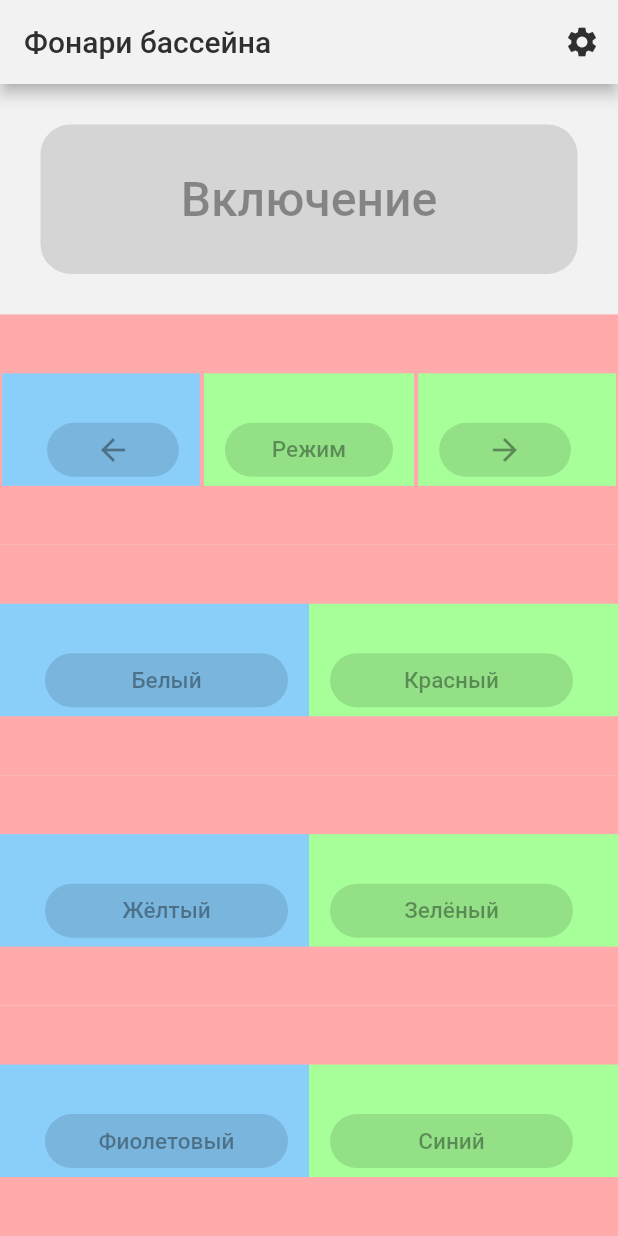
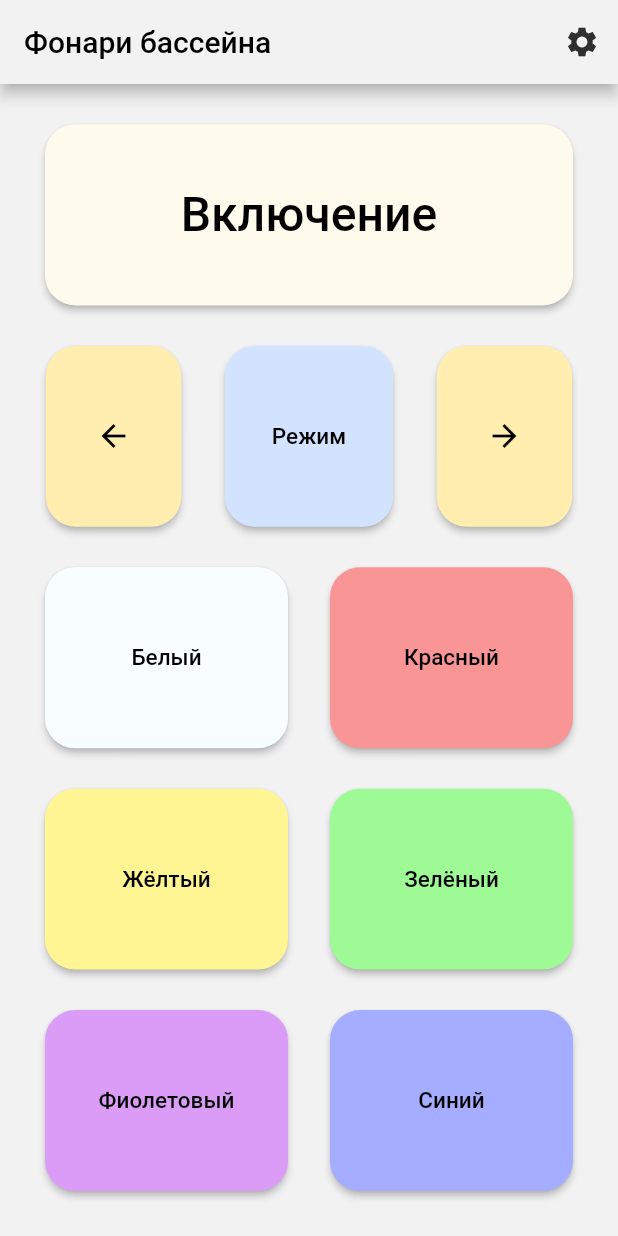
Before and after one commit to ShalomGH/PoolLights_App, a Flutter app: the screen it shows after launch, on a phone screen of 412 x 824 dp. Run offline on Flutter 3.47's test engine with Material 2 defaults, Android fonts, the phone set to English and light mode, and no system bars.

Commit message:
finish layout

```diff
--- a/lib/main.dart
+++ b/lib/main.dart
@@ -1,6 +1,7 @@
 import 'package:flutter/material.dart';
 
 import 'package:flutter_first/screens/main_page.dart';
+import 'package:flutter_first/themes/light_theme.dart';
 
 void main() {
   runApp(const MyApp());
@@ -12,13 +13,7 @@ class MyApp extends StatelessWidget {
   @override
   Widget build(BuildContext context) {
     return MaterialApp(
-      theme: ThemeData(
-          elevatedButtonTheme: ElevatedButtonThemeData(
-              style: ButtonStyle(
-                  shape: MaterialStateProperty.all<RoundedRectangleBorder>(
-                      RoundedRectangleBorder(
-        borderRadius: BorderRadius.circular(20.0),
-      ))))),
+      theme: CustomTheme.lightTheme,
       home: const MainScreen(),
     );
   }
--- a/lib/screens/main_page.dart
+++ b/lib/screens/main_page.dart
@@ -4,16 +4,16 @@ import 'package:flutter_first/screens/settings_page.dart';
 class MainScreen extends StatelessWidget {
   const MainScreen({Key? key}) : super(key: key);
 
+  void _changeText() {
+    print("TESETSSS");
+  }
+
   @override
   Widget build(BuildContext context) {
     return Scaffold(
       backgroundColor: const Color(0xFFF2F2F2),
       appBar: AppBar(
-        backgroundColor: const Color(0xFFF2F2F2),
-        title: const Text(
-          'Фонари бассейна',
-          style: TextStyle(color: Color(0xFF2F2F2F)),
-        ),
+        title: const Text('Фонари бассейна'),
         actions: <Widget>[
           IconButton(
             icon: const Icon(
@@ -29,7 +29,9 @@ class MainScreen extends StatelessWidget {
           ),
         ],
       ),
-      body: Column(
+      body: Container(
+          padding: const EdgeInsets.only(bottom: 30),
+          child: Column(
             crossAxisAlignment: CrossAxisAlignment.center,
             mainAxisAlignment: MainAxisAlignment.spaceAround,
             children: [
@@ -39,138 +41,132 @@ class MainScreen extends StatelessWidget {
                     widthFactor: 1,
                     alignment: Alignment.center,
                     child: Container(
-                    // color: const Color(0xFFFFD4D4),
-                    padding: const EdgeInsets.all(27),
-                    child: const ElevatedButton(
-                        onPressed: null,
-                        child: Text('Включение',
+                        padding: const EdgeInsets.fromLTRB(30, 27, 30, 0),
+                        child: ElevatedButton(
+                            onPressed: _changeText,
+                            style: ElevatedButton.styleFrom(
+                                primary: const Color(0xFFFFFBEC)),
+                            child: const Text('Включение',
                                 style: TextStyle(fontSize: 32))))),
               ),
               Expanded(
                 flex: 1,
-            child: Container(
-              color: const Color(0xFFFFABAB),
                 child: Row(
+                  crossAxisAlignment: CrossAxisAlignment.stretch,
                   mainAxisAlignment: MainAxisAlignment.spaceAround,
                   children: [
                     Container(
-                      color: const Color(0xFF8ACEFA),
-                      width: MediaQuery.of(context).size.width * 0.32,
+                        width: MediaQuery.of(context).size.width * 0.326,
                         padding: const EdgeInsets.fromLTRB(30, 27, 14, 0),
-                      // padding: const EdgeInsets.all(27),
-                      child: const ElevatedButton(
-                          onPressed: null,
-                          child: Icon(Icons.arrow_back_sharp))),
+                        child: ElevatedButton(
+                            onPressed: _changeText,
+                            style: ElevatedButton.styleFrom(
+                                primary: const Color(0xFFFFEEAF)),
+                            child: const Icon(Icons.arrow_back_sharp))),
                     Container(
                         width: MediaQuery.of(context).size.width * 0.34,
-                      color: const Color(0xFFA7FF9A),
                         padding: const EdgeInsets.fromLTRB(14, 27, 14, 0),
-                      // padding: const EdgeInsets.all(27),
-                      child: const ElevatedButton(
-                          onPressed: null,
-                          child:
-                              Text('Режим', style: TextStyle(fontSize: 15)))),
+                        child: ElevatedButton(
+                            onPressed: _changeText,
+                            style: ElevatedButton.styleFrom(
+                                primary: const Color(0xFFD2E3FF)),
+                            child: const Text('Режим',
+                                style: TextStyle(fontSize: 15)))),
                     Container(
-                      width: MediaQuery.of(context).size.width * 0.32,
-                      color: const Color(0xFFA7FF9A),
+                        width: MediaQuery.of(context).size.width * 0.326,
                         padding: const EdgeInsets.fromLTRB(14, 27, 30, 0),
-                      // padding: const EdgeInsets.all(27),
-                      child: const ElevatedButton(
-                          onPressed: null,
-                          child: Icon(Icons.arrow_forward_sharp))),
+                        child: ElevatedButton(
+                            onPressed: _changeText,
+                            style: ElevatedButton.styleFrom(
+                                primary: const Color(0xFFFFEEAF)),
+                            child: const Icon(Icons.arrow_forward_sharp))),
                   ],
-              ),
                 ),
               ),
               Expanded(
                 flex: 1,
-            child: Container(
-              color: const Color(0xFFFFABAB),
                 child: Row(
+                  crossAxisAlignment: CrossAxisAlignment.stretch,
                   mainAxisAlignment: MainAxisAlignment.spaceAround,
                   children: [
                     Container(
-                      color: const Color(0xFF8ACEFA),
                         width: MediaQuery.of(context).size.width * 0.5,
                         padding: const EdgeInsets.fromLTRB(30, 27, 14, 0),
-                      // padding: const EdgeInsets.all(27),
-                      child: const ElevatedButton(
-                          onPressed: null,
-                          child:
-                              Text('Белый', style: TextStyle(fontSize: 15)))),
+                        child: ElevatedButton(
+                            onPressed: _changeText,
+                            style: ElevatedButton.styleFrom(
+                                primary: const Color(0xFFF8FEFF)),
+                            child: const Text('Белый',
+                                style: TextStyle(fontSize: 15)))),
                     Container(
                         width: MediaQuery.of(context).size.width * 0.5,
-                      color: const Color(0xFFA7FF9A),
                         padding: const EdgeInsets.fromLTRB(14, 27, 30, 0),
-                      // padding: const EdgeInsets.all(27),
-                      child: const ElevatedButton(
-                          onPressed: null,
-                          child:
-                              Text('Красный', style: TextStyle(fontSize: 15)))),
+                        child: ElevatedButton(
+                            onPressed: _changeText,
+                            style: ElevatedButton.styleFrom(
+                                primary: const Color(0xFFFA9595)),
+                            child: const Text('Красный',
+                                style: TextStyle(fontSize: 15)))),
                   ],
-              ),
                 ),
               ),
               Expanded(
                 flex: 1,
-            child: Container(
-              color: const Color(0xFFFFABAB),
                 child: Row(
+                  crossAxisAlignment: CrossAxisAlignment.stretch,
                   mainAxisAlignment: MainAxisAlignment.spaceAround,
                   children: [
                     Container(
-                      color: const Color(0xFF8ACEFA),
                         width: MediaQuery.of(context).size.width * 0.5,
                         padding: const EdgeInsets.fromLTRB(30, 27, 14, 0),
-                      // padding: const EdgeInsets.all(27),
-                      child: const ElevatedButton(
-                          onPressed: null,
-                          child:
-                              Text('Жёлтый', style: TextStyle(fontSize: 15)))),
+                        child: ElevatedButton(
+                            onPressed: _changeText,
+                            style: ElevatedButton.styleFrom(
+                                primary: const Color(0xFFFFF693)),
+                            child: const Text('Жёлтый',
+                                style: TextStyle(fontSize: 15)))),
                     Container(
                         width: MediaQuery.of(context).size.width * 0.5,
-                      color: const Color(0xFFA7FF9A),
                         padding: const EdgeInsets.fromLTRB(14, 27, 30, 0),
-                      // padding: const EdgeInsets.all(27),
-                      child: const ElevatedButton(
-                          onPressed: null,
-                          child:
-                              Text('Зелёный', style: TextStyle(fontSize: 15)))),
+                        child: ElevatedButton(
+                            onPressed: _changeText,
+                            style: ElevatedButton.styleFrom(
+                                primary: const Color(0xFF9DFA95)),
+                            child: const Text('Зелёный',
+                                style: TextStyle(fontSize: 15)))),
                   ],
-              ),
                 ),
               ),
               Expanded(
                 flex: 1,
-            child: Container(
-              color: const Color(0xFFFFABAB),
                 child: Row(
+                  crossAxisAlignment: CrossAxisAlignment.stretch,
                   mainAxisAlignment: MainAxisAlignment.spaceAround,
                   children: [
                     Container(
-                      color: const Color(0xFF8ACEFA),
                         width: MediaQuery.of(context).size.width * 0.5,
                         padding: const EdgeInsets.fromLTRB(30, 27, 14, 0),
-                      // padding: const EdgeInsets.all(27),
-                      child: const ElevatedButton(
-                          onPressed: null,
-                          child:
-                              Text('Фиолетовый', style: TextStyle(fontSize: 15)))),
+                        child: ElevatedButton(
+                            onPressed: _changeText,
+                            style: ElevatedButton.styleFrom(
+                                primary: const Color(0xFFDA9CF7)),
+                            child: const Text('Фиолетовый',
+                                style: TextStyle(fontSize: 15)))),
                     Container(
                         width: MediaQuery.of(context).size.width * 0.5,
-                      color: const Color(0xFFA7FF9A),
                         padding: const EdgeInsets.fromLTRB(14, 27, 30, 0),
-                      // padding: const EdgeInsets.all(27),
-                      child: const ElevatedButton(
-                          onPressed: null,
-                          child:
-                              Text('Синий', style: TextStyle(fontSize: 15)))),
-                ],
-              ),
-            ),
-          ),
-        ],
-      ),
+                        child: ElevatedButton(
+                            onPressed: _changeText,
+                            style: ElevatedButton.styleFrom(
+                                primary: const Color(0xFFA4ADFF)),
+                            child: const Text('Синий',
+                                style: TextStyle(fontSize: 15)))),
+                  ]
+                )
+              )
+            ]
+          )
+      )
     );
   }
 }
--- a/lib/screens/settings_page.dart
+++ b/lib/screens/settings_page.dart
@@ -7,11 +7,10 @@ class SettingsPage extends StatelessWidget {
   Widget build(BuildContext context) {
     return Scaffold(
       appBar: AppBar(
-        backgroundColor: Theme.of(context).colorScheme.secondaryContainer,
-        title: const Text('Next page'),
+        title: const Text('Настройки'),
       ),
       body: const Center(
-        child: Text('This is the next page', style: TextStyle(fontSize: 24)),
+        child: Text('Это страница настроек', style: TextStyle(fontSize: 24)),
       ),
     );
   }
--- /dev/null
+++ b/lib/themes/light_theme.dart
@@ -0,0 +1,17 @@
+import 'package:flutter/material.dart';
+
+class CustomTheme {
+  static ThemeData get lightTheme {
+    return ThemeData(
+      scaffoldBackgroundColor: const Color(0xFFF2F2F2),
+      appBarTheme: const AppBarTheme(
+          backgroundColor: Color(0xFFF2F2F2), foregroundColor: Colors.black),
+      elevatedButtonTheme: ElevatedButtonThemeData(
+          style: ButtonStyle(
+              foregroundColor: MaterialStateProperty.all(Colors.black),
+              shape: MaterialStateProperty.all<RoundedRectangleBorder>(
+                  RoundedRectangleBorder(
+                      borderRadius: BorderRadius.circular(20.0))))),
+    );
+  }
+}
--- a/pubspec.yaml
+++ b/pubspec.yaml
@@ -35,6 +35,7 @@ dependencies:
   # Use with the CupertinoIcons class for iOS style icons.
   cupertino_icons: ^1.0.2
   sizer_mod: ^0.0.1
+  http: ^0.13.4
 
 dev_dependencies:
   flutter_test:
```
Also changed, not shown: pubspec.lock. Lines whose indentation alone changed are shown as unchanged.
